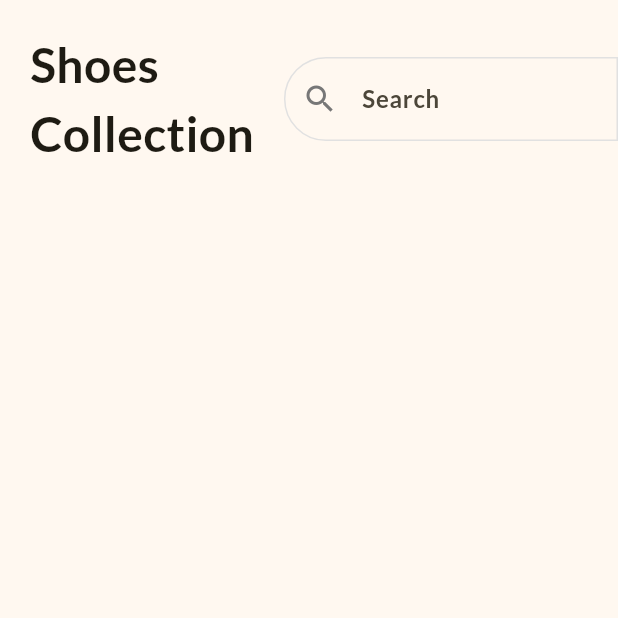
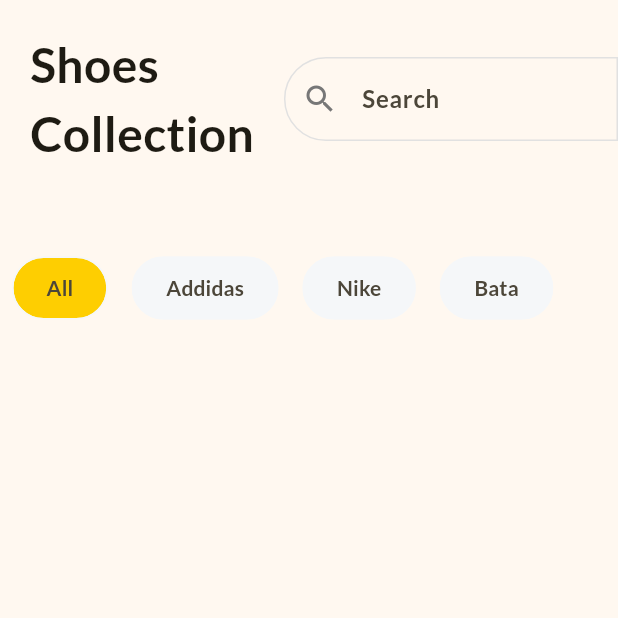
Before and after one commit to Naman82/ShopApp, a Flutter app: the screen it shows after launch, on a phone screen of 412 x 824 dp, the top half of it. Run offline on Flutter 3.47's test engine with Material 2 defaults, Android fonts, the phone set to English and light mode, and no system bars.

Commit message:
filter banner added

```diff
--- a/lib/home_page.dart
+++ b/lib/home_page.dart
@@ -1,7 +1,21 @@
 import 'package:flutter/material.dart';
 
-class HomePage extends StatelessWidget {
+class HomePage extends StatefulWidget {
   const HomePage({super.key});
+
+  @override
+  State<HomePage> createState() => _HomePageState();
+}
+
+class _HomePageState extends State<HomePage> {
+  final List<String> filters = const ['All', 'Addidas', 'Nike', 'Bata'];
+  late String currFilter;
+
+  @override
+  void initState() {
+    super.initState();
+    currFilter = filters[0];
+  }
 
   @override
   Widget build(BuildContext context) {
@@ -13,11 +27,11 @@ class HomePage extends StatelessWidget {
         left: Radius.circular(50),
       ),
     );
-    return const Scaffold(
+    return Scaffold(
       body: SafeArea(
         child: Column(
           children: [
-            Row(
+            const Row(
               children: [
                 Padding(
                   padding: EdgeInsets.all(20.0),
@@ -39,6 +53,43 @@ class HomePage extends StatelessWidget {
                 )
               ],
             ),
+            SizedBox(
+              height: 120,
+              child: ListView.builder(
+                  scrollDirection: Axis.horizontal,
+                  itemCount: filters.length,
+                  itemBuilder: (context, index) {
+                    final filter = filters[index];
+                    return Padding(
+                      padding: const EdgeInsets.symmetric(horizontal: 8.0),
+                      child: GestureDetector(
+                        onTap: () {
+                          setState(() {
+                            currFilter = filter;
+                          });
+                        },
+                        child: Chip(
+                          backgroundColor: currFilter == filter
+                              ? Theme.of(context).colorScheme.primary
+                              : const Color.fromRGBO(245, 247, 249, 1),
+                          side: const BorderSide(
+                            color: Color.fromRGBO(245, 247, 249, 1),
+                          ),
+                          shape: RoundedRectangleBorder(
+                            borderRadius: BorderRadius.circular(30),
+                          ),
+                          label: Text(filter),
+                          labelStyle: const TextStyle(
+                            fontSize: 14,
+                            fontWeight: FontWeight.w600,
+                          ),
+                          padding: const EdgeInsets.symmetric(
+                              horizontal: 14, vertical: 10),
+                        ),
+                      ),
+                    );
+                  }),
+            )
           ],
         ),
       ),
--- a/lib/main.dart
+++ b/lib/main.dart
@@ -17,6 +17,7 @@ class MyApp extends StatelessWidget {
         fontFamily: 'Lato',
         colorScheme: ColorScheme.fromSeed(
           seedColor: const Color.fromRGBO(254, 206, 1, 1),
+          primary: const Color.fromRGBO(254, 206, 1, 1),
         ),
         useMaterial3: true,
         inputDecorationTheme: const InputDecorationTheme(
```
Also changed, not shown: lib/global_variables.dart (added).
